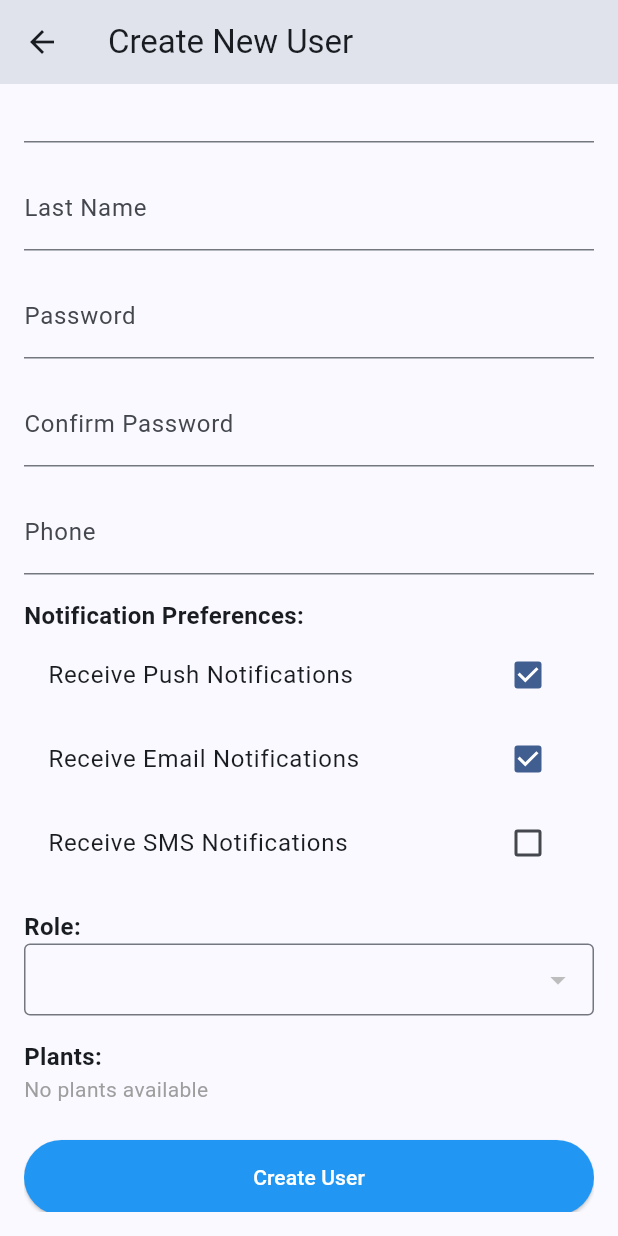
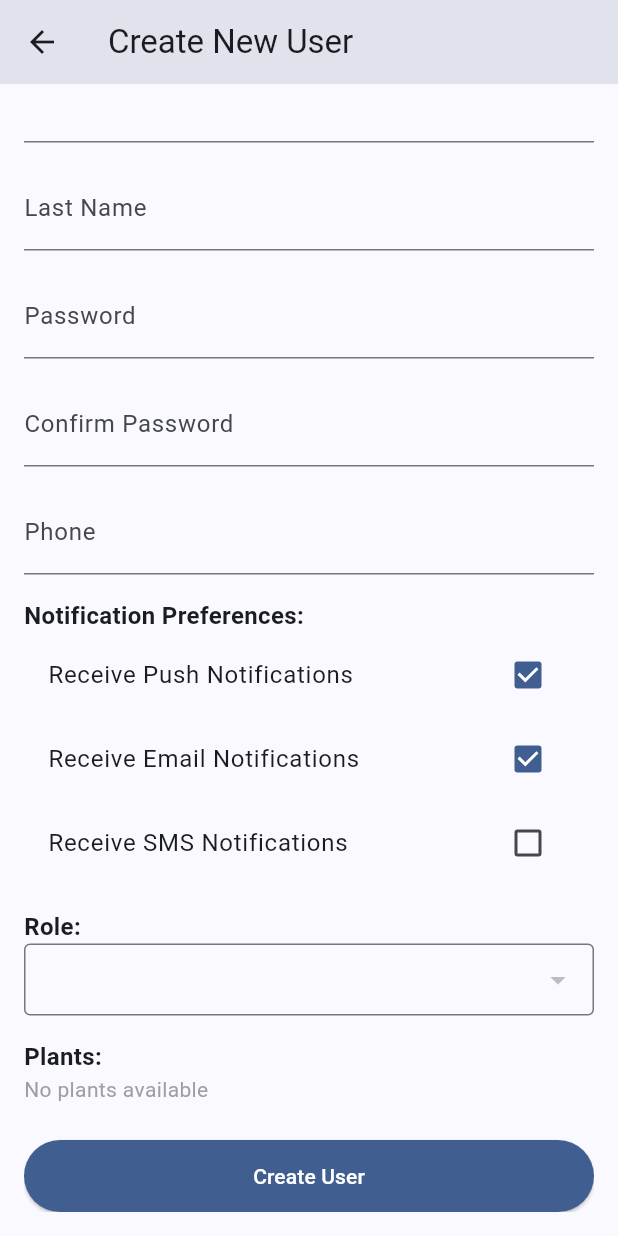
Before and after one commit to alimulas20/ges, a Flutter app: the UserCreateView screen opened directly, scrolled down 177 dp, on a phone screen of 412 x 824 dp. Run offline on Flutter 3.47's test engine with Material 3 defaults, Android fonts, the phone set to English and light mode, and no system bars; our stand-ins replace animated_toggle_switch, dio, firebase_core, firebase_messaging, fl_chart, flutter_map and 4 more; accounts and stored records are empty; network calls fail.

Commit message:
profil page updated

```diff
--- a/lib/pages/profile/view/user_create_view.dart
+++ b/lib/pages/profile/view/user_create_view.dart
@@ -1,6 +1,8 @@
+// user_create_view.dart
 import 'package:flutter/material.dart';
 import 'package:provider/provider.dart';
 
+import '../../../global/constant/app_constants.dart';
 import '../model/user_model.dart';
 import '../viewmodel/user_viewmodel.dart';
 
@@ -69,18 +71,20 @@ class _UserCreateViewState extends State<UserCreateView> {
 
   @override
   Widget build(BuildContext context) {
+    final theme = Theme.of(context);
+    final colorScheme = theme.colorScheme;
     final viewModel = Provider.of<UserViewModel>(context);
 
     return Scaffold(
       appBar: AppBar(title: const Text('Create New User')),
       body: Padding(
-        padding: const EdgeInsets.all(16),
+        padding: const EdgeInsets.all(AppConstants.paddingExtraLarge),
         child: Form(
           key: _formKey,
           child: ListView(
             children: [
               TextFormField(controller: _usernameController, decoration: const InputDecoration(labelText: 'Username'), validator: (value) => value?.isEmpty ?? true ? 'Required' : null),
-              const SizedBox(height: 16),
+              const SizedBox(height: AppConstants.paddingExtraLarge),
               TextFormField(
                 controller: _emailController,
                 decoration: const InputDecoration(labelText: 'Email'),
@@ -91,11 +95,11 @@ class _UserCreateViewState extends State<UserCreateView> {
                 },
                 keyboardType: TextInputType.emailAddress,
               ),
-              const SizedBox(height: 16),
+              const SizedBox(height: AppConstants.paddingExtraLarge),
               TextFormField(controller: _firstNameController, decoration: const InputDecoration(labelText: 'First Name'), validator: (value) => value?.isEmpty ?? true ? 'Required' : null),
-              const SizedBox(height: 16),
+              const SizedBox(height: AppConstants.paddingExtraLarge),
               TextFormField(controller: _lastNameController, decoration: const InputDecoration(labelText: 'Last Name'), validator: (value) => value?.isEmpty ?? true ? 'Required' : null),
-              const SizedBox(height: 16),
+              const SizedBox(height: AppConstants.paddingExtraLarge),
               TextFormField(
                 controller: _passwordController,
                 decoration: const InputDecoration(labelText: 'Password'),
@@ -106,7 +110,7 @@ class _UserCreateViewState extends State<UserCreateView> {
                   return null;
                 },
               ),
-              const SizedBox(height: 16),
+              const SizedBox(height: AppConstants.paddingExtraLarge),
               TextFormField(
                 controller: _confirmPasswordController,
                 decoration: const InputDecoration(labelText: 'Confirm Password'),
@@ -117,15 +121,15 @@ class _UserCreateViewState extends State<UserCreateView> {
                   return null;
                 },
               ),
-              const SizedBox(height: 16),
+              const SizedBox(height: AppConstants.paddingExtraLarge),
               TextFormField(controller: _phoneController, decoration: const InputDecoration(labelText: 'Phone'), keyboardType: TextInputType.phone),
-              const SizedBox(height: 16),
-              const Text('Notification Preferences:', style: TextStyle(fontWeight: FontWeight.bold, fontSize: 16)),
+              const SizedBox(height: AppConstants.paddingExtraLarge),
+              const Text('Notification Preferences:', style: TextStyle(fontWeight: FontWeight.bold, fontSize: AppConstants.fontSizeLarge)),
               CheckboxListTile(title: const Text('Receive Push Notifications'), value: _receivePush, onChanged: (value) => setState(() => _receivePush = value ?? true)),
               CheckboxListTile(title: const Text('Receive Email Notifications'), value: _receiveMail, onChanged: (value) => setState(() => _receiveMail = value ?? true)),
               CheckboxListTile(title: const Text('Receive SMS Notifications'), value: _receiveSMS, onChanged: (value) => setState(() => _receiveSMS = value ?? false)),
-              const SizedBox(height: 16),
-              const Text('Role:', style: TextStyle(fontWeight: FontWeight.bold, fontSize: 16)),
+              const SizedBox(height: AppConstants.paddingExtraLarge),
+              const Text('Role:', style: TextStyle(fontWeight: FontWeight.bold, fontSize: AppConstants.fontSizeLarge)),
               DropdownButtonFormField<RoleDto>(
                 value: _selectedRole,
                 items:
@@ -139,37 +143,37 @@ class _UserCreateViewState extends State<UserCreateView> {
                     });
                   }
                 },
-                decoration: const InputDecoration(border: OutlineInputBorder(), contentPadding: EdgeInsets.symmetric(horizontal: 12, vertical: 8)),
+                decoration: const InputDecoration(border: OutlineInputBorder(), contentPadding: EdgeInsets.symmetric(horizontal: AppConstants.paddingLarge, vertical: AppConstants.paddingMedium)),
               ),
-              const SizedBox(height: 16),
-              const Text('Plants:', style: TextStyle(fontWeight: FontWeight.bold, fontSize: 16)),
+              const SizedBox(height: AppConstants.paddingExtraLarge),
+              const Text('Plants:', style: TextStyle(fontWeight: FontWeight.bold, fontSize: AppConstants.fontSizeLarge)),
               if (_loadingPlants)
-                const Padding(padding: EdgeInsets.symmetric(vertical: 16), child: Center(child: CircularProgressIndicator()))
+                const Padding(padding: EdgeInsets.symmetric(vertical: AppConstants.paddingExtraLarge), child: Center(child: CircularProgressIndicator()))
               else if (viewModel.plantsDropdown.isEmpty)
                 const Text('No plants available', style: TextStyle(color: Colors.grey))
               else
                 Column(
                   children: [
-                    ElevatedButton(onPressed: _selectPlants, style: ElevatedButton.styleFrom(minimumSize: const Size(double.infinity, 48)), child: const Text('Select Plants')),
+                    ElevatedButton(onPressed: _selectPlants, style: ElevatedButton.styleFrom(minimumSize: const Size(double.infinity, AppConstants.buttonHeight)), child: const Text('Select Plants')),
                     if (_selectedPlantIds.isNotEmpty) ...[
-                      const SizedBox(height: 8),
-                      Text('Selected Plants: ${_selectedPlantIds.length}', style: const TextStyle(fontSize: 14)),
-                      const SizedBox(height: 8),
+                      const SizedBox(height: AppConstants.paddingMedium),
+                      Text('Selected Plants: ${_selectedPlantIds.length}', style: const TextStyle(fontSize: AppConstants.fontSizeMedium)),
+                      const SizedBox(height: AppConstants.paddingMedium),
                       ..._selectedPlantIds.map((plantId) {
                         final plantName = viewModel.getPlantNameById(plantId);
                         return ListTile(
-                          leading: const Icon(Icons.eco, color: Colors.green),
+                          leading: Icon(Icons.eco, color: colorScheme.tertiary),
                           title: Text(plantName),
-                          trailing: IconButton(icon: const Icon(Icons.close, color: Colors.red), onPressed: () => _removePlant(plantId)),
+                          trailing: IconButton(icon: Icon(Icons.close, color: colorScheme.error), onPressed: () => _removePlant(plantId)),
                         );
                       }),
                     ],
                   ],
                 ),
-              const SizedBox(height: 24),
+              const SizedBox(height: AppConstants.paddingUltraLarge),
               ElevatedButton(
                 onPressed: _submitForm,
-                style: ElevatedButton.styleFrom(minimumSize: const Size(double.infinity, 50), backgroundColor: Colors.blue, foregroundColor: Colors.white),
+                style: ElevatedButton.styleFrom(minimumSize: const Size(double.infinity, AppConstants.buttonHeight), backgroundColor: colorScheme.primary, foregroundColor: colorScheme.onPrimary),
                 child: const Text('Create User'),
               ),
             ],
```
Also changed, not shown: lib/pages/profile/view/user_detail_view.dart (+15 -10 lines), lib/pages/profile/view/user_list_view.dart (+65 -58 lines).
